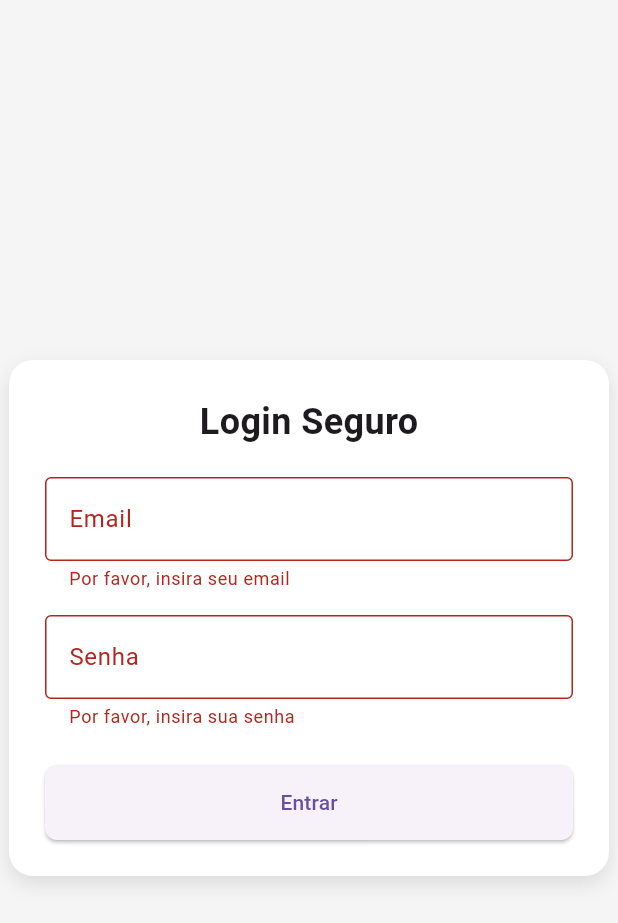
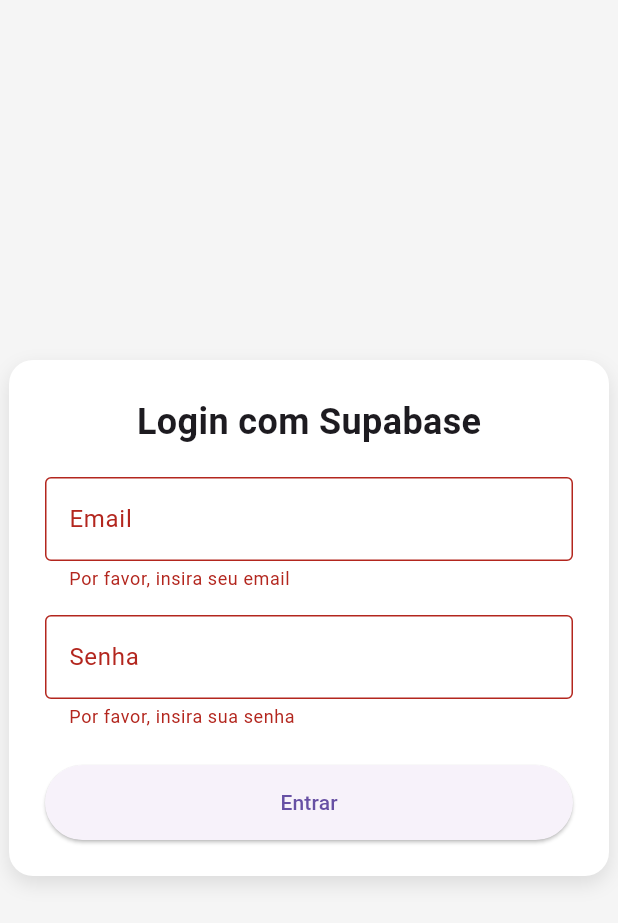
Before and after one commit to TOKYOSXR/sistema_login, a Flutter app: the screen it shows after launch, after a tap on "Entrar", on a phone screen of 412 x 824 dp. Shown: the top 923 px of the screen. Run offline on Flutter 3.47's test engine with Material 3 defaults, Android fonts, the phone set to English and light mode, and no system bars; our stand-ins replace flutter_secure_storage, supabase_flutter; missing offline and left inert: encrypt; accounts and stored records are empty; statements that could not run were skipped.

Commit message:
key com erro

```diff
--- a/analysis_options.yaml
+++ b/analysis_options.yaml
@@ -7,6 +7,9 @@
 
 # The following line activates a set of recommended lints for Flutter apps,
 # packages, and plugins designed to encourage good coding practices.
+analyzer:
+  errors:
+    unused_field: ignore
 include: package:flutter_lints/flutter.yaml
 
 linter:
--- a/lib/login_screen.dart
+++ b/lib/login_screen.dart
@@ -1,5 +1,7 @@
 import 'package:flutter/material.dart';
 import 'package:flutter_secure_storage/flutter_secure_storage.dart';
+import 'package:supabase_flutter/supabase_flutter.dart';
+import 'package:encrypt/encrypt.dart';
 
 class LoginScreen extends StatefulWidget {
   const LoginScreen({super.key});
@@ -13,47 +15,74 @@
   final _emailController = TextEditingController();
   final _passwordController = TextEditingController();
   final storage = const FlutterSecureStorage();
+  final supabase = Supabase.instance.client;
   String? _token;
 
-  Future<String?> simulateLogin(String email, String password) async {
-    if (password == '123456') {
-      return "abc123";
-    }
-    return null;
+
+  final _key = Key.fromUtf8('my32lengthsupersecretnooneknows1');
+  final _iv = IV.fromLength(16);
+
+  final encrypter = Encrypter(AES(Key.fromUtf8('my32lengthsupersecretnooneknows1')));
+
+  @override
+  void initState() {
+    super.initState();
+    _checkSession();
   }
 
-  _login() async {
+  Future<void> _checkSession() async {
+    final token = await storage.read(key: 'token');
+    if (token != null) {
+      setState(() {
+        _token = token;
+      });
+      Navigator.pushReplacement(
+        context,
+        MaterialPageRoute(builder: (context) => const SecretNotesScreen()),
+      );
+    }
+  }
+
+  Future<void> _login() async {
     if (_formKey.currentState!.validate()) {
-      final token = await simulateLogin(
-        _emailController.text,
-        _passwordController.text,
-      );
+      try {
+        final response = await supabase.auth.signInWithPassword(
+          email: _emailController.text,
+          password: _passwordController.text,
+        );
 
-      if (token != null) {
-        await storage.write(key: 'token', value: token);
-        setState(() {
-          _token = token;
-        });
+        if (response.session != null) {
+          await storage.write(key: 'token', value: response.session!.accessToken);
+          setState(() {
+            _token = response.session!.accessToken;
+          });
 
+          Navigator.pushReplacement(
+            context,
+            MaterialPageRoute(builder: (context) => const SecretNotesScreen()),
+          );
+        } else {
+          ScaffoldMessenger.of(context).showSnackBar(
+            const SnackBar(content: Text('Login falhou. Verifique suas credenciais.')),
+          );
+        }
+      } catch (e) {
         ScaffoldMessenger.of(context).showSnackBar(
-          const SnackBar(content: Text('Login realizado com sucesso!')),
-        );
-      } else {
-        ScaffoldMessenger.of(context).showSnackBar(
-          const SnackBar(content: Text('Falha no login. Verifique suas credenciais.')),
+          SnackBar(content: Text('Erro: $e')),
         );
       }
     }
   }
 
-  _logout() async {
+  Future<void> _logout() async {
     await storage.delete(key: 'token');
+    await supabase.auth.signOut();
     setState(() {
       _token = null;
     });
-
-    ScaffoldMessenger.of(context).showSnackBar(
-      const SnackBar(content: Text('Logout realizado com sucesso!')),
+    Navigator.pushReplacement(
+      context,
+      MaterialPageRoute(builder: (context) => const LoginScreen()),
     );
   }
 
@@ -81,20 +110,11 @@
             child: Column(
               mainAxisSize: MainAxisSize.min,
               children: [
-                const Text(
-                  'Login Seguro',
-                  style: TextStyle(
-                    fontSize: 24,
-                    fontWeight: FontWeight.bold,
-                  ),
-                ),
+                const Text('Login com Supabase', style: TextStyle(fontSize: 24, fontWeight: FontWeight.bold)),
                 const SizedBox(height: 20),
                 TextFormField(
                   controller: _emailController,
-                  decoration: const InputDecoration(
-                    labelText: 'Email',
-                    border: OutlineInputBorder(),
-                  ),
+                  decoration: const InputDecoration(labelText: 'Email', border: OutlineInputBorder()),
                   validator: (value) {
                     if (value == null || value.isEmpty) {
                       return 'Por favor, insira seu email';
@@ -105,10 +125,7 @@
                 const SizedBox(height: 16),
                 TextFormField(
                   controller: _passwordController,
-                  decoration: const InputDecoration(
-                    labelText: 'Senha',
-                    border: OutlineInputBorder(),
-                  ),
+                  decoration: const InputDecoration(labelText: 'Senha', border: OutlineInputBorder()),
                   obscureText: true,
                   validator: (value) {
                     if (value == null || value.isEmpty) {
@@ -120,26 +137,14 @@
                 const SizedBox(height: 24),
                 ElevatedButton(
                   onPressed: _login,
-                  style: ElevatedButton.styleFrom(
-                    minimumSize: const Size(double.infinity, 50),
-                    shape: RoundedRectangleBorder(
-                      borderRadius: BorderRadius.circular(8),
-                    ),
-                  ),
+                  style: ElevatedButton.styleFrom(minimumSize: const Size(double.infinity, 50)),
                   child: const Text('Entrar'),
                 ),
                 if (_token != null) ...[
                   const SizedBox(height: 20),
-                  Text('Token armazenado: $_token'),
                   ElevatedButton(
                     onPressed: _logout,
-                    style: ElevatedButton.styleFrom(
-                      backgroundColor: Colors.red,
-                      minimumSize: const Size(double.infinity, 50),
-                      shape: RoundedRectangleBorder(
-                        borderRadius: BorderRadius.circular(8),
-                      ),
-                    ),
+                    style: ElevatedButton.styleFrom(backgroundColor: Colors.red),
                     child: const Text('Sair'),
                   ),
                 ],
@@ -151,3 +156,77 @@
     );
   }
 }
+
+class SecretNotesScreen extends StatefulWidget {
+  const SecretNotesScreen({super.key});
+
+  @override
+  State<SecretNotesScreen> createState() => _SecretNotesScreenState();
+}
+
+class _SecretNotesScreenState extends State<SecretNotesScreen> {
+  final storage = const FlutterSecureStorage();
+  final _noteController = TextEditingController();
+  List<String> _notes = [];
+  final encrypter = Encrypter(AES(Key.fromUtf8('my32lengthsupersecretnooneknows1')));
+  final _iv = IV.fromLength(16);
+
+  @override
+  void initState() {
+    super.initState();
+    _loadNotes();
+  }
+
+  Future<void> _loadNotes() async {
+    final allValues = await storage.readAll();
+    setState(() {
+      _notes = allValues.values.map((e) => encrypter.decrypt64(e, iv: _iv)).toList();
+    });
+  }
+
+  Future<void> _saveNote() async {
+    if (_noteController.text.isNotEmpty) {
+      final encrypted = encrypter.encrypt(_noteController.text, iv: _iv);
+      await storage.write(key: DateTime.now().toString(), value: encrypted.base64);
+      _noteController.clear();
+      _loadNotes();
+    }
+  }
+
+  @override
+  Widget build(BuildContext context) {
+    return Scaffold(
+      appBar: AppBar(
+        title: const Text('Recados Secretos'),
+      ),
+      body: Column(
+        children: [
+          Padding(
+            padding: const EdgeInsets.all(16.0),
+            child: TextField(
+              controller: _noteController,
+              decoration: const InputDecoration(
+                labelText: 'Novo Recado',
+                border: OutlineInputBorder(),
+              ),
+            ),
+          ),
+          ElevatedButton(
+            onPressed: _saveNote,
+            child: const Text('Salvar Recado'),
+          ),
+          Expanded(
+            child: ListView.builder(
+              itemCount: _notes.length,
+              itemBuilder: (context, index) {
+                return ListTile(
+                  title: Text(_notes[index]),
+                );
+              },
+            ),
+          ),
+        ],
+      ),
+    );
+  }
+}
--- a/lib/main.dart
+++ b/lib/main.dart
@@ -1,7 +1,16 @@
 import 'package:flutter/material.dart';
+import 'package:supabase_flutter/supabase_flutter.dart';
 import 'login_screen.dart';
 
-void main() {
+void main() async {
+  WidgetsFlutterBinding.ensureInitialized();
+
+  await Supabase.initialize(
+    url: 'https://whxtitamvrqpzeqyrqea.supabase.co',
+    anonKey: 'eyJhbGciOiJIUzI1NiIsInR5cCI6IkpXVCJ9.eyJpc3MiOiJzdXBhYmFzZSIsInJlZiI6IndoeHRpdGFtdnJxcHplcXlycWVhIiwicm9sZSI6ImFub24iLCJpYXQiOjE3NDczNTQ5NTUsImV4cCI6MjA2MjkzMDk1NX0.CcuK40m8btHFMNZintJ0KRk-pM2GMqSaOpAnqD7arjM',
+  );
+
+  // Iniciando o app
   runApp(const MyApp());
 }
 
--- a/pubspec.yaml
+++ b/pubspec.yaml
@@ -36,6 +36,8 @@
   cupertino_icons: ^1.0.8
   get: ^4.7.2
   flutter_secure_storage: ^9.2.4
+  supabase_flutter: ^2.0.0
+  encrypt: ^5.0.3
 
 dev_dependencies:
   flutter_test:
```
Also changed, not shown: pubspec.lock, 5 other files.
